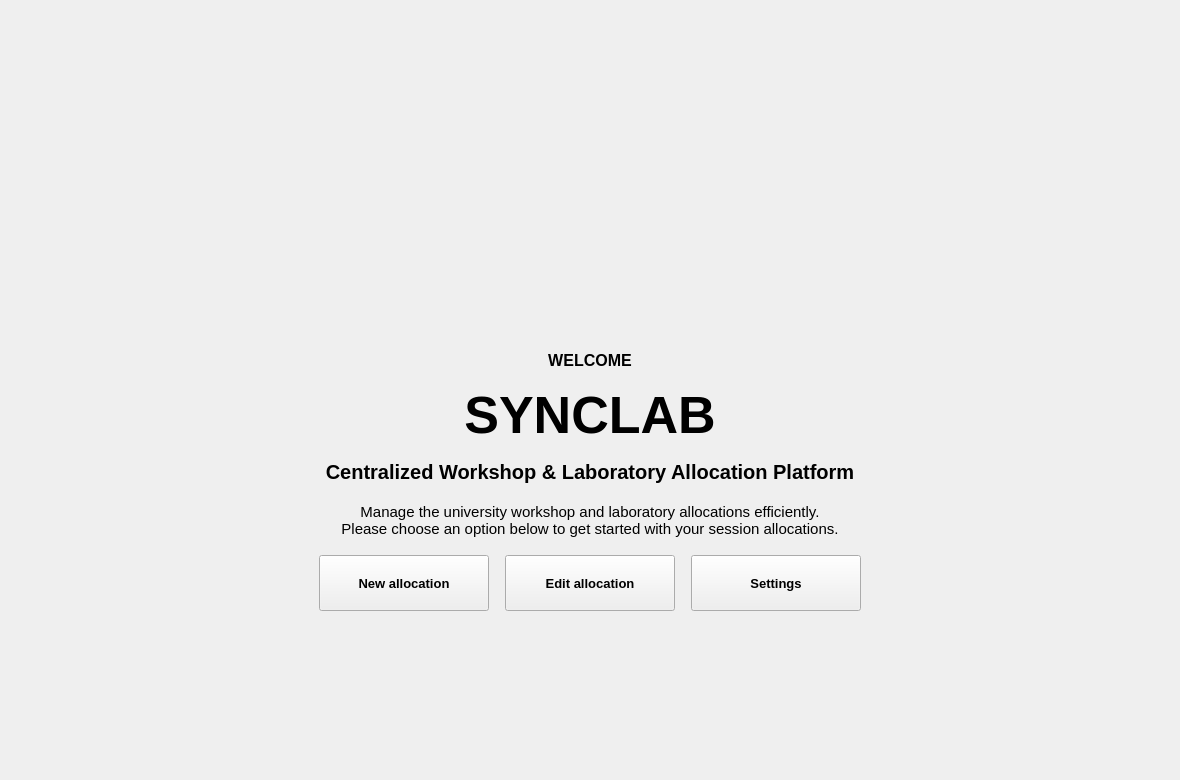
Old version of the form SYNCLAB - Source Code/ui/forms/page0.ui in the repository PPAS-Rashmika/SYNCLAB-Centralized-Workshop-Laboratory-Allocation-Platform.
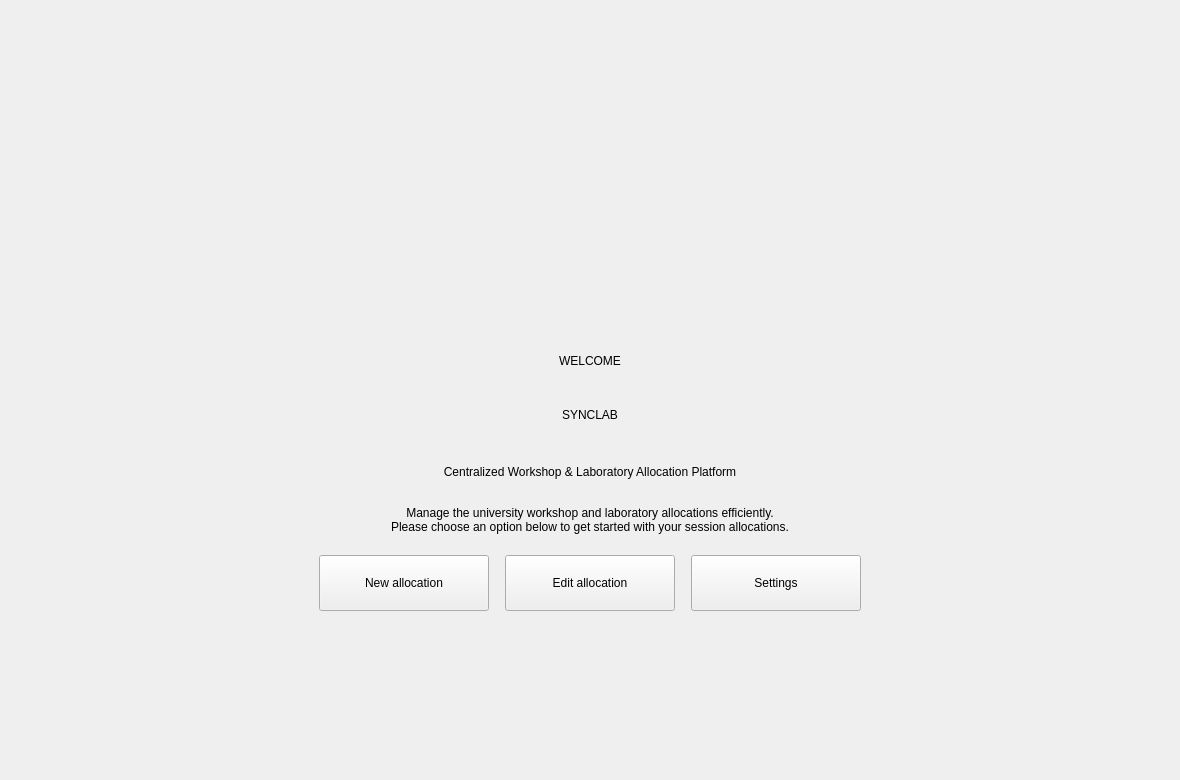
New version of the form. Icons and pictures are not drawn.

Diff of the .ui file:
```diff
--- a/SYNCLAB - Source Code/ui/forms/page0.ui
+++ b/SYNCLAB - Source Code/ui/forms/page0.ui
@@ -10,12 +10,52 @@
     <height>780</height>
    </rect>
   </property>
-  <property name="font">
-   <font>
-    <family>Segoe UI</family>
-    <pointsize>10</pointsize>
-    <bold>false</bold>
-   </font>
+  <property name="darkStyleSheet" stdset="0">
+   <string notr="true">QWidget { font-family: "Segoe UI"; font-size: 10pt; }
+QWidget { color:#F1F5F9;   }
+QMainWindow, QStackedWidget, QWidget#page0Widget, QWidget#page1Widget, QWidget#page2Widget, QWidget#page3Widget, QWidget#page4Widget { background:#0F172A; }
+QScrollArea { border:none; background:transparent; }
+QScrollArea &gt; QWidget &gt; QWidget { background:#0F172A; }
+QScrollArea#cardsScrollArea &gt; QWidget, QWidget#cardsScrollContents { background:transparent; }
+QLabel { background:transparent; }
+QLabel#welcomeTitle { color:#AABAD0;   }
+QLabel#syncLabTitle {   }
+QLabel#syncLabSubtitle {   }
+QLabel#welcomeDesc, QLabel#selectedDescLabel2, QLabel#adminWsDescLbl { color:#AABAD0;  }
+QLabel#selectTitleLabel, QLabel#selectedNameLabel2, QLabel#confirmTitleLbl, QLabel#adminWsTitleLbl {   }
+QLineEdit, QTextEdit, QComboBox { background:#1E293B; border:1px solid #43536B; border-radius:7px; padding:8px; selection-background-color:#2563EB; selection-color:white; }
+QLineEdit:focus, QTextEdit:focus, QComboBox:focus { border:1px solid #2563EB; }
+QComboBox QAbstractItemView { background:#1E293B; color:#F1F5F9; selection-background-color:#2563EB; selection-color:white; }
+QPushButton { background:#1E293B; color:#F1F5F9; border:1px solid #43536B; border-radius:8px; padding:9px 14px;  }
+QPushButton:hover, QPushButton:focus { background:#253C61; border-color:#2563EB; }
+QPushButton:pressed { border:2px solid #2563EB; }
+QPushButton#allocateNowBtn, QPushButton#nextBtn, QPushButton#nextTo3Btn, QPushButton#submitBtn, QPushButton#updateBtn { background:#2563EB; color:white; border:1px solid #2563EB; }
+QPushButton#allocateNowBtn:hover, QPushButton#nextBtn:hover, QPushButton#nextTo3Btn:hover, QPushButton#submitBtn:hover, QPushButton#updateBtn:hover { background:#1D4ED8; }
+QPushButton#deleteBtn, QPushButton#adminDelBtn { color:#FDA4AF; }
+QPushButton[timeSlot=true] { padding:10px 8px; }
+QPushButton:checked { background:#2563EB; color:white; border-color:#2563EB; }
+QPushButton:disabled { background:#0F172A; color:#AABAD0; border:1px solid #43536B; }
+QPushButton#allocateNowBtn:disabled, QPushButton#nextBtn:disabled, QPushButton#nextTo3Btn:disabled, QPushButton#submitBtn:disabled, QPushButton#updateBtn:disabled, QPushButton#deleteBtn:disabled, QPushButton#adminDelBtn:disabled { background:#0F172A; color:#AABAD0; border:1px solid #43536B; }
+QFrame#summaryBox { background:#253C61; border:1px solid #43536B; border-radius:10px; }
+QLabel#summaryDateLbl { color:#8DB8FF;  }
+QTableWidget { background:#1E293B; alternate-background-color:#0F172A; border:1px solid #43536B; gridline-color:#43536B; selection-background-color:#253C61; selection-color:#F1F5F9; }
+QHeaderView::section { font-weight:600; background:#253C61; color:#F1F5F9; border:none; padding:10px;  }
+QTableWidget QLineEdit, QTableWidget QComboBox { padding:4px; border-radius:4px; }
+QCalendarWidget { background:#1E293B; border:1px solid #43536B; border-radius:8px; }
+QCalendarWidget QWidget#qt_calendar_navigationbar { background:#2563EB; }
+QCalendarWidget QToolButton { font-weight:600; color:white; background:transparent; padding:6px;  }
+QCalendarWidget QMenu, QCalendarWidget QSpinBox { background:#1E293B; color:#F1F5F9; }
+QCalendarWidget QAbstractItemView { background:#1E293B; color:#F1F5F9; selection-background-color:#2563EB; selection-color:white; outline:0; }
+QToolTip { background:#1E293B; color:#F1F5F9; border:1px solid #43536B; padding:6px; }
+#page0Widget { font-family: "Segoe UI"; font-size: 10pt; font-weight: normal; }
+#welcomeImg { font-family: "Segoe UI"; font-size: 10pt; font-weight: normal; }
+#welcomeTitle { font-family: "Segoe UI"; font-size: 12pt; font-weight: bold; }
+#syncLabTitle { font-family: "Segoe UI"; font-size: 39pt; font-weight: bold; }
+#syncLabSubtitle { font-family: "Segoe UI"; font-size: 15pt; font-weight: bold; }
+#welcomeDesc { font-family: "Segoe UI"; font-size: 11pt; font-weight: normal; }
+#allocateNowBtn { font-family: "Segoe UI"; font-size: 10pt; font-weight: bold; }
+#editAllocationBtn { font-family: "Segoe UI"; font-size: 10pt; font-weight: bold; }
+#settingsBtn0 { font-family: "Segoe UI"; font-size: 10pt; font-weight: bold; }</string>
   </property>
   <property name="styleSheet">
    <string notr="true">QWidget { color:#17243B;   }QMainWindow, QStackedWidget, QWidget#page0Widget, QWidget#page1Widget, QWidget#page2Widget, QWidget#page3Widget, QWidget#page4Widget { background:#F4F7FB; }QScrollArea { border:none; background:transparent; } QScrollArea &gt; QWidget &gt; QWidget { background:#F4F7FB; }QScrollArea#cardsScrollArea &gt; QWidget, QWidget#cardsScrollContents { background:transparent; }QLabel { background:transparent; }QLabel#welcomeTitle { color:#52647D;   }QLabel#syncLabTitle {   }QLabel#syncLabSubtitle {   }QLabel#welcomeDesc, QLabel#selectedDescLabel2, QLabel#adminWsDescLbl { color:#52647D;  }QLabel#selectTitleLabel, QLabel#selectedNameLabel2, QLabel#confirmTitleLbl, QLabel#adminWsTitleLbl {   }QLineEdit, QTextEdit, QComboBox { background:#FFFFFF; border:1px solid #D4DEEB; border-radius:7px; padding:8px; selection-background-color:#2563EB; selection-color:white; }QLineEdit:focus, QTextEdit:focus, QComboBox:focus { border:1px solid #2563EB; }QComboBox QAbstractItemView { background:#FFFFFF; color:#17243B; selection-background-color:#2563EB; selection-color:white; }QPushButton { background:#FFFFFF; color:#17243B; border:1px solid #D4DEEB; border-radius:8px; padding:9px 14px;  }QPushButton:hover, QPushButton:focus { background:#EAF2FF; border-color:#2563EB; }QPushButton:pressed { border:2px solid #2563EB; }QPushButton#allocateNowBtn, QPushButton#nextBtn, QPushButton#nextTo3Btn, QPushButton#submitBtn, QPushButton#updateBtn { background:#2563EB; color:white; border:1px solid #2563EB; }QPushButton#allocateNowBtn:hover, QPushButton#nextBtn:hover, QPushButton#nextTo3Btn:hover, QPushButton#submitBtn:hover, QPushButton#updateBtn:hover { background:#1D4ED8; }QPushButton#deleteBtn, QPushButton#adminDelBtn { color:#BE123C; }QPushButton[timeSlot=true] { padding:10px 8px; }QPushButton:checked { background:#2563EB; color:white; border-color:#2563EB; }QPushButton:disabled { background:#F4F7FB; color:#52647D; border:1px solid #D4DEEB; }QPushButton#allocateNowBtn:disabled, QPushButton#nextBtn:disabled, QPushButton#nextTo3Btn:disabled, QPushButton#submitBtn:disabled, QPushButton#updateBtn:disabled, QPushButton#deleteBtn:disabled, QPushButton#adminDelBtn:disabled { background:#F4F7FB; color:#52647D; border:1px solid #D4DEEB; }QFrame#summaryBox { background:#EAF2FF; border:1px solid #D4DEEB; border-radius:10px; }QLabel#summaryDateLbl { color:#2563EB;  }QTableWidget { background:#FFFFFF; alternate-background-color:#F4F7FB; border:1px solid #D4DEEB; gridline-color:#D4DEEB; selection-background-color:#EAF2FF; selection-color:#17243B; }QHeaderView::section { font-weight:600; background:#EAF2FF; color:#17243B; border:none; padding:10px;  }QTableWidget QLineEdit, QTableWidget QComboBox { padding:4px; border-radius:4px; }QCalendarWidget { background:#FFFFFF; border:1px solid #D4DEEB; border-radius:8px; }QCalendarWidget QWidget#qt_calendar_navigationbar { background:#2563EB; }QCalendarWidget QToolButton { font-weight:600; color:white; background:transparent; padding:6px;  }QCalendarWidget QMenu, QCalendarWidget QSpinBox { background:#FFFFFF; color:#17243B; }QCalendarWidget QAbstractItemView { background:#FFFFFF; color:#17243B; selection-background-color:#2563EB; selection-color:white; outline:0; }QToolTip { background:#FFFFFF; color:#17243B; border:1px solid #D4DEEB; padding:6px; }</string>
@@ -61,13 +101,6 @@
      <height>21</height>
     </rect>
    </property>
-   <property name="font">
-    <font>
-     <family>Segoe UI</family>
-     <pointsize>12</pointsize>
-     <bold>true</bold>
-    </font>
-   </property>
    <property name="text">
     <string>WELCOME</string>
    </property>
@@ -87,13 +120,6 @@
      <height>69</height>
     </rect>
    </property>
-   <property name="font">
-    <font>
-     <family>Segoe UI</family>
-     <pointsize>39</pointsize>
-     <bold>true</bold>
-    </font>
-   </property>
    <property name="text">
     <string>SYNCLAB</string>
    </property>
@@ -113,13 +139,6 @@
      <height>27</height>
     </rect>
    </property>
-   <property name="font">
-    <font>
-     <family>Segoe UI</family>
-     <pointsize>15</pointsize>
-     <bold>true</bold>
-    </font>
-   </property>
    <property name="text">
     <string>Centralized Workshop &amp; Laboratory Allocation Platform</string>
    </property>
@@ -142,13 +161,6 @@
      <height>38</height>
     </rect>
    </property>
-   <property name="font">
-    <font>
-     <family>Segoe UI</family>
-     <pointsize>11</pointsize>
-     <bold>false</bold>
-    </font>
-   </property>
    <property name="text">
     <string>Manage the university workshop and laboratory allocations efficiently.
 Please choose an option below to get started with your session allocations.</string>
@@ -172,13 +184,6 @@
      <height>56</height>
     </rect>
    </property>
-   <property name="font">
-    <font>
-     <family>Segoe UI</family>
-     <pointsize>10</pointsize>
-     <bold>true</bold>
-    </font>
-   </property>
    <property name="cursor">
     <cursorShape>PointingHandCursor</cursorShape>
    </property>
@@ -195,13 +200,6 @@
      <height>56</height>
     </rect>
    </property>
-   <property name="font">
-    <font>
-     <family>Segoe UI</family>
-     <pointsize>10</pointsize>
-     <bold>true</bold>
-    </font>
-   </property>
    <property name="cursor">
     <cursorShape>PointingHandCursor</cursorShape>
    </property>
@@ -218,13 +216,6 @@
      <height>56</height>
     </rect>
    </property>
-   <property name="font">
-    <font>
-     <family>Segoe UI</family>
-     <pointsize>10</pointsize>
-     <bold>true</bold>
-    </font>
-   </property>
    <property name="cursor">
     <cursorShape>PointingHandCursor</cursorShape>
    </property>
```
Left out of the diff: 59 changed lines with no effect on the pictures.
